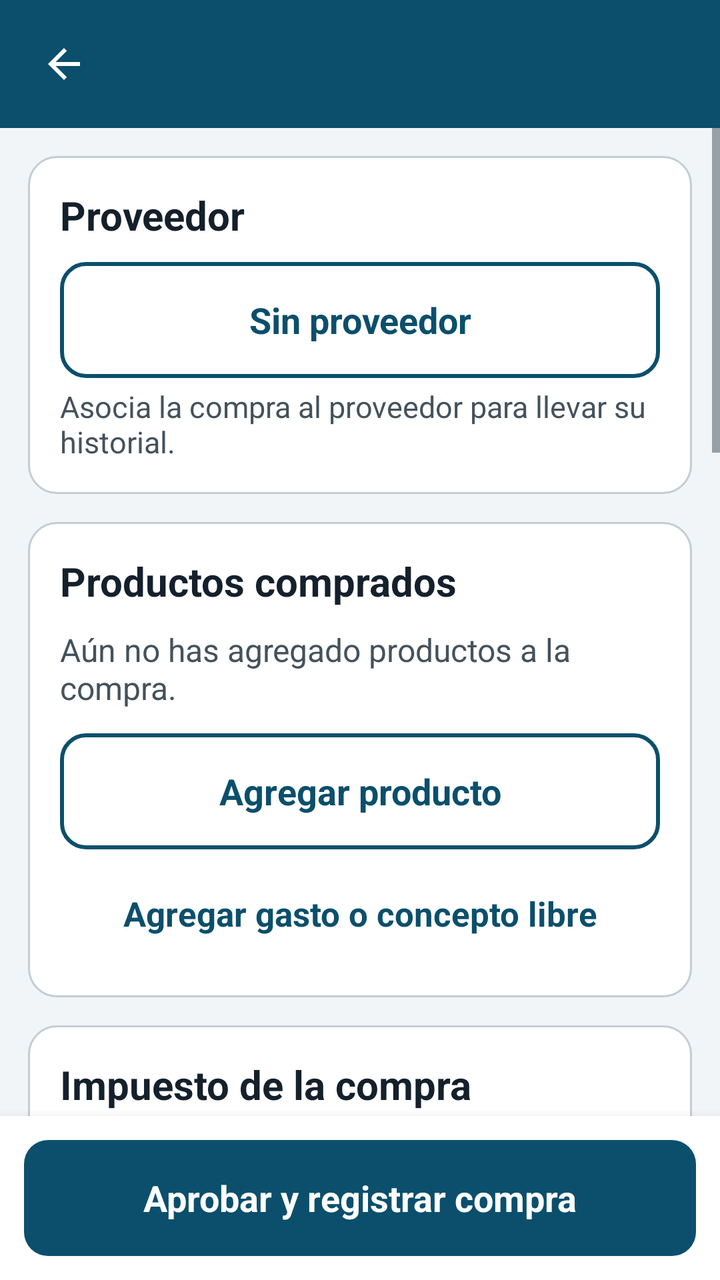
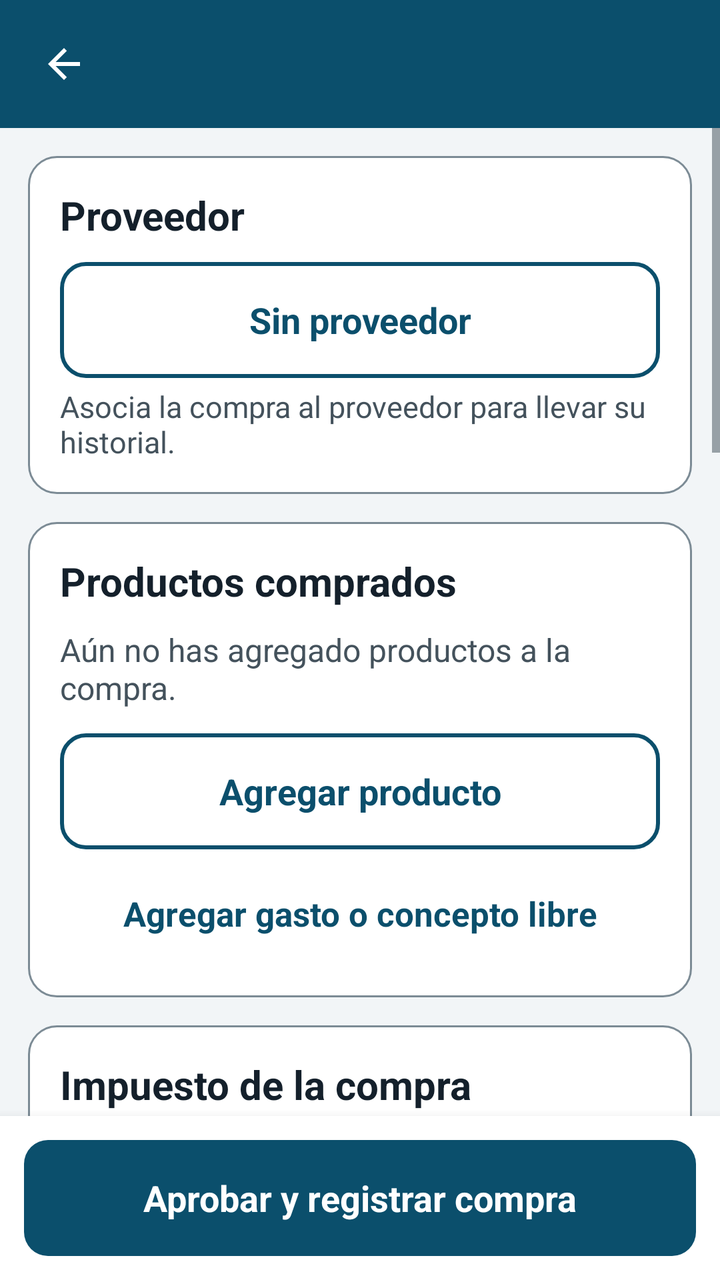

Screens rendered from an Android XML layout before and after an edit, with the pre-edit source and the edit as a unified diff.
<!-- AndroidManifest.xml: application theme Tema -->
<!-- res/layout/activity_compra.xml -->
<?xml version="1.0" encoding="utf-8"?>
<LinearLayout xmlns:android="http://schemas.android.com/apk/res/android"
    android:layout_width="match_parent"
    android:layout_height="match_parent"
    android:orientation="vertical"
    android:background="@color/fondo">

    <include layout="@layout/barra_superior" />

    <ScrollView
android:id="@+id/scrollForm"
        android:layout_width="match_parent"
        android:layout_height="0dp"
        android:layout_weight="1"
        android:fillViewport="true">

        <LinearLayout
            android:layout_width="match_parent"
            android:layout_height="wrap_content"
            android:orientation="vertical"
            android:paddingLeft="14dp"
            android:paddingRight="14dp"
            android:paddingTop="14dp"
            android:paddingBottom="22dp">

            <LinearLayout
                style="@style/Tarjeta"
                android:layout_width="match_parent"
                android:layout_height="wrap_content">

                <TextView
                    style="@style/TituloSeccion"
                    android:layout_width="match_parent"
                    android:layout_height="wrap_content"
                    android:text="Proveedor" />

                <Button
                    android:id="@+id/btnProveedor"
                    style="@style/BotonSecundario"
                    android:layout_width="match_parent"
                    android:layout_height="wrap_content"
                    android:text="Sin proveedor" />

                <TextView
                    style="@style/Ayuda"
                    android:layout_width="match_parent"
                    android:layout_height="wrap_content"
                    android:text="Asocia la compra al proveedor para llevar su historial." />
            </LinearLayout>

            <LinearLayout
                style="@style/Tarjeta"
                android:layout_width="match_parent"
                android:layout_height="wrap_content">

                <TextView
                    style="@style/TituloSeccion"
                    android:layout_width="match_parent"
                    android:layout_height="wrap_content"
                    android:text="Productos comprados" />

                <TextView
                    android:id="@+id/txtVacioItems"
                    android:layout_width="match_parent"
                    android:layout_height="wrap_content"
                    android:text="Aún no has agregado productos a la compra."
                    android:textColor="@color/texto_secundario"
                    android:textSize="16sp" />

                <LinearLayout
                    android:id="@+id/containerItems"
                    android:layout_width="match_parent"
                    android:layout_height="wrap_content"
                    android:orientation="vertical" />

                <Button
                    android:id="@+id/btnAgregarProducto"
                    style="@style/BotonSecundario"
                    android:layout_width="match_parent"
                    android:layout_height="wrap_content"
                    android:layout_marginTop="12dp"
                    android:text="Agregar producto" />

                <Button
                    android:id="@+id/btnConcepto"
                    style="@style/BotonTexto"
                    android:layout_width="match_parent"
                    android:layout_height="wrap_content"
                    android:layout_marginTop="6dp"
                    android:text="Agregar gasto o concepto libre" />
            </LinearLayout>

            <LinearLayout
                style="@style/Tarjeta"
                android:layout_width="match_parent"
                android:layout_height="wrap_content">

                <TextView
                    style="@style/TituloSeccion"
                    android:layout_width="match_parent"
                    android:layout_height="wrap_content"
                    android:text="Impuesto de la compra" />

                <Switch
                    android:id="@+id/swImpuesto"
                    android:layout_width="match_parent"
                    android:layout_height="wrap_content"
                    android:minHeight="56dp"
                    android:text="La compra incluye impuesto"
                    android:textColor="@color/texto"
                    android:textSize="18sp" />

                <TextView
                    style="@style/Etiqueta"
                    android:layout_width="match_parent"
                    android:layout_height="wrap_content"
                    android:labelFor="@+id/etImpuesto"
                    android:text="Porcentaje de impuesto" />

                <EditText
                    android:id="@+id/etImpuesto"
                    style="@style/Campo"
                    android:layout_width="match_parent"
                    android:layout_height="wrap_content"
                    android:hint="19"
                    android:inputType="numberDecimal"
                    android:maxLength="5" />
            </LinearLayout>

            <LinearLayout
                style="@style/Tarjeta"
                android:layout_width="match_parent"
                android:layout_height="wrap_content">

                <TextView
                    style="@style/TituloSeccion"
                    android:layout_width="match_parent"
                    android:layout_height="wrap_content"
                    android:text="Forma de pago" />

                <Spinner
                    android:id="@+id/spForma"
                    android:layout_width="match_parent"
                    android:layout_height="56dp"
                    android:background="@drawable/fondo_campo"
                    android:paddingLeft="14dp"
                    android:paddingRight="14dp"
                    android:minHeight="56dp" />
            </LinearLayout>

            <LinearLayout
                style="@style/Tarjeta"
                android:layout_width="match_parent"
                android:layout_height="wrap_content">

                <TextView
                    style="@style/TituloSeccion"
                    android:layout_width="match_parent"
                    android:layout_height="wrap_content"
                    android:text="Notas de la compra" />

                <EditText
                    android:id="@+id/etNotas"
                    style="@style/CampoMultilinea"
                    android:layout_width="match_parent"
                    android:layout_height="wrap_content"
                    android:hint="Ej.: factura 1234, entrega pendiente, observaciones…"
                    android:inputType="textCapSentences|textMultiLine" />
            </LinearLayout>

            <LinearLayout
                style="@style/Tarjeta"
                android:layout_width="match_parent"
                android:layout_height="wrap_content">

                <TextView
                    style="@style/TituloSeccion"
                    android:layout_width="match_parent"
                    android:layout_height="wrap_content"
                    android:text="Foto o documento de la compra" />

                <TextView
                    style="@style/Ayuda"
                    android:layout_width="match_parent"
                    android:layout_height="wrap_content"
                    android:text="Adjunta la factura o el comprobante del proveedor. Es opcional." />

                <Button
                    android:id="@+id/btnFoto"
                    style="@style/BotonSecundario"
                    android:layout_width="match_parent"
                    android:layout_height="wrap_content"
                    android:layout_marginTop="12dp"
                    android:text="Tomar foto de la factura" />

                <Button
                    android:id="@+id/btnArchivo"
                    style="@style/BotonSecundario"
                    android:layout_width="match_parent"
                    android:layout_height="wrap_content"
                    android:layout_marginTop="8dp"
                    android:text="Elegir archivo o documento" />

                <LinearLayout
                    android:id="@+id/containerAdjuntos"
                    android:layout_width="match_parent"
                    android:layout_height="wrap_content"
                    android:layout_marginTop="8dp"
                    android:orientation="vertical" />
            </LinearLayout>

            <LinearLayout
                style="@style/Tarjeta"
                android:layout_width="match_parent"
                android:layout_height="wrap_content">

                <TextView
                    style="@style/TituloSeccion"
                    android:layout_width="match_parent"
                    android:layout_height="wrap_content"
                    android:text="Resumen de la compra" />

                <LinearLayout
                    android:layout_width="match_parent"
                    android:layout_height="wrap_content"
                    android:orientation="horizontal"
                    android:paddingTop="4dp"
                    android:paddingBottom="4dp">

                    <TextView
                        android:layout_width="0dp"
                        android:layout_height="wrap_content"
                        android:layout_weight="1"
                        android:text="Subtotal"
                        android:textColor="@color/texto_secundario"
                        android:textSize="16sp" />

                    <TextView
                        android:id="@+id/txtSubtotal"
                        android:layout_width="wrap_content"
                        android:layout_height="wrap_content"
                        android:text="$ 0"
                        android:textColor="@color/texto"
                        android:textSize="18sp"
                        android:textStyle="bold" />
                </LinearLayout>

                <LinearLayout
                    android:layout_width="match_parent"
                    android:layout_height="wrap_content"
                    android:orientation="horizontal"
                    android:paddingTop="4dp"
                    android:paddingBottom="4dp">

                    <TextView
                        android:id="@+id/lblImpuesto"
                        android:layout_width="0dp"
                        android:layout_height="wrap_content"
                        android:layout_weight="1"
                        android:text="Impuesto (no incluido)"
                        android:textColor="@color/texto_secundario"
                        android:textSize="16sp" />

                    <TextView
                        android:id="@+id/txtImpuesto"
                        android:layout_width="wrap_content"
                        android:layout_height="wrap_content"
                        android:text="$ 0"
                        android:textColor="@color/texto"
                        android:textSize="18sp"
                        android:textStyle="bold" />
                </LinearLayout>

                <View
                    style="@style/Separador"
                    android:layout_width="match_parent"
                    android:layout_height="1dp" />

                <LinearLayout
                    android:layout_width="match_parent"
                    android:layout_height="wrap_content"
                    android:orientation="horizontal"
                    android:gravity="center_vertical">

                    <TextView
                        android:layout_width="0dp"
                        android:layout_height="wrap_content"
                        android:layout_weight="1"
                        android:text="Total de la compra"
                        android:textColor="@color/texto"
                        android:textSize="20sp"
                        android:textStyle="bold" />

                    <TextView
                        android:id="@+id/txtTotal"
                        android:layout_width="wrap_content"
                        android:layout_height="wrap_content"
                        android:text="$ 0"
                        android:textColor="@color/primario"
                        android:textSize="30sp"
                        android:textStyle="bold" />
                </LinearLayout>
            </LinearLayout>
        </LinearLayout>
    </ScrollView>

    <LinearLayout
        android:layout_width="match_parent"
        android:layout_height="wrap_content"
        android:background="@color/superficie"
        android:elevation="8dp"
        android:padding="12dp">

        <Button
            android:id="@+id/btnAprobar"
            style="@style/BotonPrimario"
            android:layout_width="match_parent"
            android:layout_height="wrap_content"
            android:text="Aprobar y registrar compra" />
    </LinearLayout>
</LinearLayout>
<!-- res/layout/barra_superior.xml (included above) -->
<?xml version="1.0" encoding="utf-8"?>
<LinearLayout xmlns:android="http://schemas.android.com/apk/res/android"
    android:layout_width="match_parent"
    android:layout_height="wrap_content"
    android:orientation="horizontal"
    android:gravity="center_vertical"
    android:background="@color/primario"
    android:minHeight="64dp"
    android:paddingLeft="6dp"
    android:paddingRight="12dp"
    android:paddingTop="6dp"
    android:paddingBottom="6dp">

    <ImageButton
        android:id="@+id/btnAtras"
        android:layout_width="52dp"
        android:layout_height="52dp"
        android:background="?android:attr/selectableItemBackgroundBorderless"
        android:src="@drawable/ic_atras"
        android:tint="@color/blanco"
        android:contentDescription="@string/volver"
        android:scaleType="centerInside" />

    <TextView
        android:id="@+id/tituloBarra"
        android:layout_width="0dp"
        android:layout_height="wrap_content"
        android:layout_weight="1"
        android:layout_marginStart="4dp"
        android:textColor="@color/blanco"
        android:textSize="22sp"
        android:textStyle="bold"
        android:maxLines="2"
        android:ellipsize="end" />
</LinearLayout>
<!-- resources referenced by this layout -->
<resources>
  <color name="blanco">#FFFFFF</color>
  <color name="fondo">#F2F5F7</color>
  <color name="primario">#0B4F6C</color>
  <color name="superficie">#FFFFFF</color>
  <color name="texto">#14202B</color>
  <color name="texto_secundario">#44525C</color>
  <!-- drawable ic_atras (drawable) -->
  <?xml version="1.0" encoding="utf-8"?>
  <vector xmlns:android="http://schemas.android.com/apk/res/android"
      android:width="24dp" android:height="24dp"
      android:viewportWidth="24" android:viewportHeight="24">
      <path android:fillColor="#FF000000" android:pathData="M20,11H7.83l5.59,-5.59L12,4l-8,8 8,8 1.41,-1.41L7.83,13H20v-2z"/>
  </vector>
  <string name="volver">Volver</string>
  <style name="Ayuda">
          <item name="android:textSize">15sp</item>
          <item name="android:textColor">@color/texto_secundario</item>
          <item name="android:layout_marginTop">4dp</item>
      </style>
  <style name="BotonSecundario" parent="BotonPrimario">
          <item name="android:background">@drawable/boton_secundario</item>
          <item name="android:textColor">@color/primario</item>
      </style>
  <style name="CampoMultilinea" parent="Campo">
          <item name="android:singleLine">false</item>
          <item name="android:gravity">top|start</item>
          <item name="android:minHeight">96dp</item>
      </style>
  <style name="Etiqueta">
          <item name="android:textSize">16sp</item>
          <item name="android:textStyle">bold</item>
          <item name="android:textColor">@color/texto_secundario</item>
          <item name="android:layout_marginTop">14dp</item>
          <item name="android:layout_marginBottom">6dp</item>
      </style>
  <style name="Separador">
          <item name="android:layout_width">match_parent</item>
          <item name="android:layout_height">1dp</item>
          <item name="android:background">@color/borde</item>
          <item name="android:layout_marginTop">10dp</item>
          <item name="android:layout_marginBottom">10dp</item>
      </style>
  <style name="Tarjeta">
          <item name="android:background">@drawable/fondo_tarjeta</item>
          <item name="android:padding">16dp</item>
          <item name="android:layout_marginBottom">14dp</item>
          <item name="android:orientation">vertical</item>
      </style>
  <style name="TituloSeccion">
          <item name="android:textSize">20sp</item>
          <item name="android:textStyle">bold</item>
          <item name="android:textColor">@color/texto</item>
          <item name="android:layout_marginBottom">10dp</item>
      </style>
  <color name="borde">#C3CDD4</color>
  <!-- drawable boton_texto (drawable) -->
  <?xml version="1.0" encoding="utf-8"?>
  <selector xmlns:android="http://schemas.android.com/apk/res/android">
      <item android:state_pressed="true"><shape><solid android:color="@color/primario_claro"/><corners android:radius="10dp"/></shape></item>
      <item><shape><solid android:color="#00000000"/><corners android:radius="10dp"/></shape></item>
  </selector>
  <!-- drawable fondo_tarjeta (drawable) -->
  <?xml version="1.0" encoding="utf-8"?>
  <shape xmlns:android="http://schemas.android.com/apk/res/android">
      <solid android:color="@color/superficie"/>
      <corners android:radius="14dp"/>
      <stroke android:width="1dp" android:color="@color/borde"/>
  </shape>
  <color name="primario_oscuro">#073A50</color>
  <color name="deshabilitado">#8A979F</color>
  <color name="gris_fondo">#E6EBEE</color>
  <color name="primario_claro">#DCEAF2</color>
  <!-- unchanged entries left out for length: 7 -->
</resources>

<!-- the commit's change to res/layout/activity_compra.xml (unified diff, before → after) -->
@@ -136,6 +136,7 @@ android:id="@+id/scrollForm"
                     style="@style/TituloSeccion"
                     android:layout_width="match_parent"
                     android:layout_height="wrap_content"
+                    android:labelFor="@+id/spForma"
                     android:text="Forma de pago" />
 
                 <Spinner
@@ -157,6 +158,7 @@ android:id="@+id/scrollForm"
                     style="@style/TituloSeccion"
                     android:layout_width="match_parent"
                     android:layout_height="wrap_content"
+                    android:labelFor="@+id/etNotas"
                     android:text="Notas de la compra" />
 
                 <EditText
<!-- resource entries referenced after the edit -->
@@ -54,7 +54,7 @@
           <item name="android:textColor">@color/texto</item>
           <item name="android:layout_marginBottom">10dp</item>
       </style>
-  <color name="borde">#C3CDD4</color>
+  <color name="borde">#7C8B95</color>
   <!-- drawable boton_texto (drawable) -->
   <?xml version="1.0" encoding="utf-8"?>
   <selector xmlns:android="http://schemas.android.com/apk/res/android">
